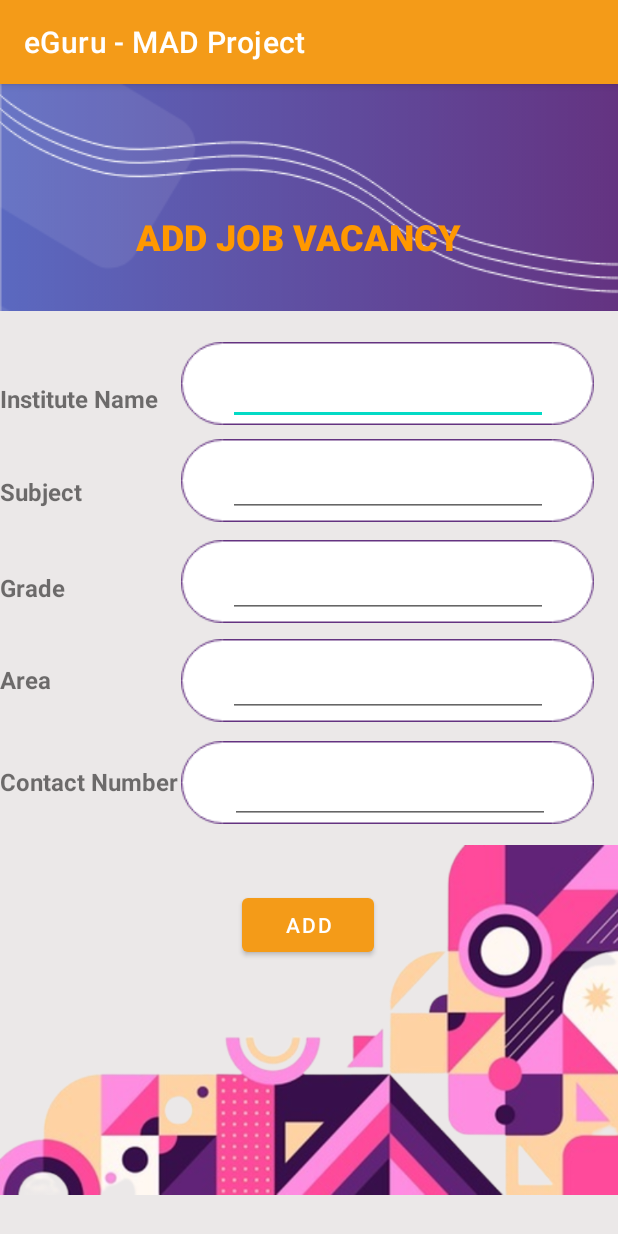
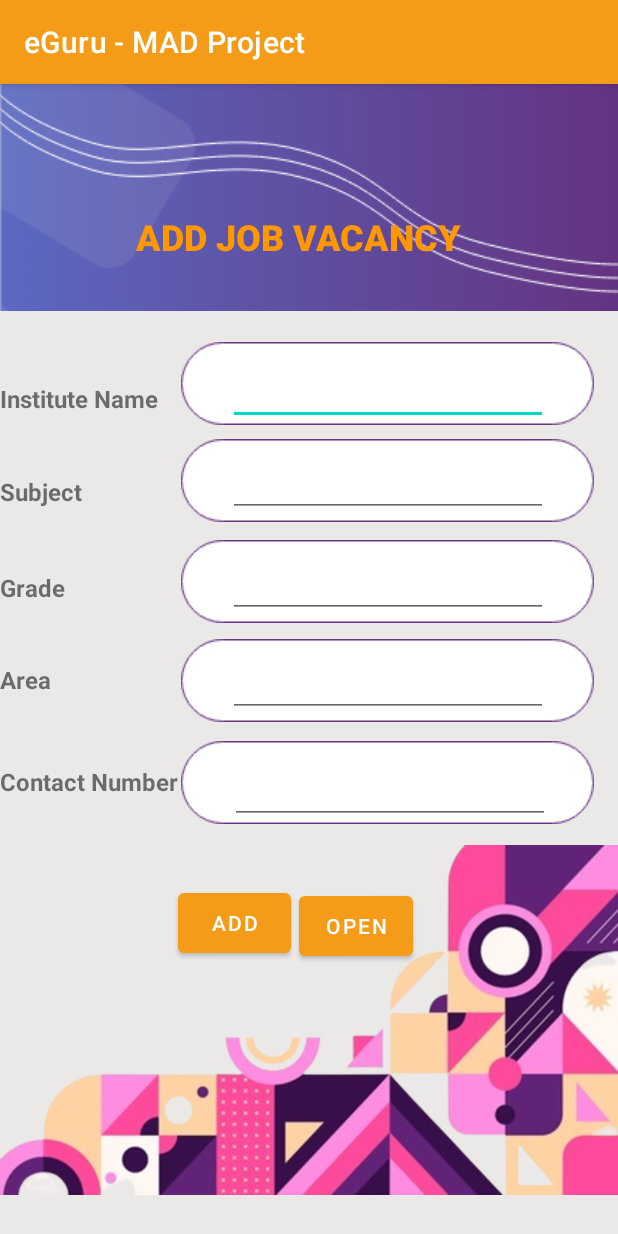
Before and after one commit to Rajith-Singh/eGuru---MAD-Project, an Android app: the screen it shows after launch (AddJobInstitute), on a phone screen of 412 x 824 dp. Run offline under Robolectric (Android 15) with nearby library versions, the phone set to English and light mode, and no system bars; our stand-ins replace Firebase (no records; nobody signed in at launch, a user with empty details on screens opened directly).

Commit message:
change code

```diff
--- a/app/src/main/AndroidManifest.xml
+++ b/app/src/main/AndroidManifest.xml
@@ -10,7 +10,9 @@
         android:supportsRtl="true"
         android:theme="@style/Theme.EGuruMADProject">
         <activity
-
+            android:name=".ShowActivityH"
+            android:exported="true" />
+        <activity
             android:name=".viewJobs"
             android:exported="true" />
         <activity
@@ -34,7 +36,6 @@
         <activity
             android:name=".MainActivity"
             android:exported="true" />
-
         <activity
             android:name=".MainActivity11"
             android:exported="true" />
--- a/app/src/main/java/com/example/eguru_madproject/AddJobInstitute.java
+++ b/app/src/main/java/com/example/eguru_madproject/AddJobInstitute.java
@@ -2,13 +2,63 @@ package com.example.eguru_madproject;
 
 import androidx.appcompat.app.AppCompatActivity;
 
+import android.content.Intent;
 import android.os.Bundle;
+import android.view.View;
+import android.widget.Button;
+import android.widget.EditText;
+import android.widget.ProgressBar;
+import android.widget.Toast;
+
+import com.google.android.material.textfield.TextInputEditText;
+import com.google.firebase.database.DatabaseReference;
+import com.google.firebase.database.FirebaseDatabase;
 
 public class AddJobInstitute extends AppCompatActivity {
+
+//    private FirebaseDatabase db = FirebaseDatabase.getInstance();
+//    private DatabaseReference root = db.getReference().child("InstituteJob");
 
     @Override
     protected void onCreate(Bundle savedInstanceState) {
         super.onCreate(savedInstanceState);
         setContentView(R.layout.activity_add_job_institute);
+       EditText addInstituteNameH = findViewById(R.id.addInstituteNameH);
+       EditText addSubjectH = findViewById(R.id.addSubjectH);
+       EditText addGradeH = findViewById(R.id.addGradeH);
+       EditText addAreaH = findViewById(R.id.addAreaH);
+       EditText addContactH = findViewById(R.id.addContactH);
+       Button buttonAddJobHH = findViewById(R.id.buttonAddJobH);
+       Button buttonOpenHH = findViewById(R.id.buttonOpenH);
+       DAOInstitudeJob dao= new DAOInstitudeJob();
+       buttonAddJobHH.setOnClickListener(v->
+                {
+                    InstituteJob job = new InstituteJob(addInstituteNameH.getText().toString(),addSubjectH.getText().toString(),
+                            addGradeH.getText().toString(),addAreaH.getText().toString(),addContactH.getText().toString());
+                    dao.add(job).addOnSuccessListener(suc->
+                    {
+                        Toast.makeText(this, "Record is inserted", Toast.LENGTH_SHORT).show();
+                    }).addOnFailureListener(er->
+                    {
+                        Toast.makeText(this, ""+er.getMessage(), Toast.LENGTH_SHORT).show();
+
+                    });
+
+
+
+
+                });
+        buttonOpenHH.setOnClickListener(new View.OnClickListener() {
+
+            @Override
+            public void onClick(View v) {
+                startActivity(new Intent(AddJobInstitute.this, ShowActivityH.class));
+            }
+        });
+
+
+
+
+
     }
 }
--- /dev/null
+++ b/app/src/main/java/com/example/eguru_madproject/DAOInstitudeJob.java
@@ -0,0 +1,22 @@
+package com.example.eguru_madproject;
+
+import com.google.android.gms.tasks.Task;
+import com.google.firebase.database.DatabaseReference;
+import com.google.firebase.database.FirebaseDatabase;
+
+public class DAOInstitudeJob {
+
+    private DatabaseReference databaseReference;
+
+    public DAOInstitudeJob()
+    {
+
+        FirebaseDatabase db = FirebaseDatabase.getInstance();
+        databaseReference = db.getReference(InstituteJob.class.getSimpleName());
+    }
+    public Task<Void>add(InstituteJob job)
+    {
+        return databaseReference.push().setValue(job);
+    }
+
+}
--- a/app/src/main/res/layout/activity_add_job_institute.xml
+++ b/app/src/main/res/layout/activity_add_job_institute.xml
@@ -165,19 +165,31 @@
         app:layout_constraintVertical_bias="0.609" />
 
     <Button
-        android:id="@+id/button2h"
-        android:layout_width="wrap_content"
-        android:layout_height="wrap_content"
+        android:id="@+id/buttonAddJobH"
+        android:layout_width="75dp"
+        android:layout_height="52dp"
         android:text="@string/button2h"
         app:layout_constraintBottom_toBottomOf="parent"
         app:layout_constraintEnd_toEndOf="parent"
-        app:layout_constraintHorizontal_bias="0.498"
+        app:layout_constraintHorizontal_bias="0.352"
+        app:layout_constraintStart_toStartOf="parent"
+        app:layout_constraintTop_toTopOf="@+id/imageView42h"
+        app:layout_constraintVertical_bias="0.276" />
+
+    <Button
+        android:id="@+id/buttonOpenH"
+        android:layout_width="76dp"
+        android:layout_height="52dp"
+        android:text="@string/buttonOpenH"
+        app:layout_constraintBottom_toBottomOf="parent"
+        app:layout_constraintEnd_toEndOf="parent"
+        app:layout_constraintHorizontal_bias="0.594"
         app:layout_constraintStart_toStartOf="parent"
         app:layout_constraintTop_toTopOf="@+id/imageView42h"
         app:layout_constraintVertical_bias="0.283" />
 
     <EditText
-        android:id="@+id/lable1h"
+        android:id="@+id/addInstituteNameH"
         android:layout_width="wrap_content"
         android:layout_height="wrap_content"
         android:ems="10"
@@ -193,7 +205,7 @@
         tools:ignore="SpeakableTextPresentCheck" />
 
     <EditText
-        android:id="@+id/lable2h"
+        android:id="@+id/addSubjectH"
         android:layout_width="wrap_content"
         android:layout_height="wrap_content"
         android:ems="10"
@@ -207,7 +219,7 @@
         tools:ignore="SpeakableTextPresentCheck" />
 
     <EditText
-        android:id="@+id/lable3h"
+        android:id="@+id/addGradeH"
         android:layout_width="wrap_content"
         android:layout_height="wrap_content"
         android:ems="10"
@@ -221,7 +233,7 @@
         tools:ignore="SpeakableTextPresentCheck,SpeakableTextPresentCheck" />
 
     <EditText
-        android:id="@+id/lable4h"
+        android:id="@+id/addAreaH"
         android:layout_width="wrap_content"
         android:layout_height="wrap_content"
         android:ems="10"
@@ -247,7 +259,7 @@
         app:srcCompat="@drawable/hbtnbackgroundd" />
 
     <EditText
-        android:id="@+id/TextPhoneh"
+        android:id="@+id/addContactH"
         android:layout_width="wrap_content"
         android:layout_height="wrap_content"
         android:ems="10"
--- a/app/src/main/res/values/strings.xml
+++ b/app/src/main/res/values/strings.xml
@@ -46,6 +46,7 @@
 
     <string name="textView10h">Contact Number</string>
     <string name="TextPhoneh" />
+    <string name="buttonOpenH">Open</string>
 
     <string-array name="names">
 
```
Also changed, not shown: app/src/main/java/com/example/eguru_madproject/InstituteJob.java (added, +59 -0 lines), app/src/main/java/com/example/eguru_madproject/ShowActivityH.java (added, +58 -0 lines), app/src/main/java/com/example/eguru_madproject/jobAdapter.java (added, +68 -0 lines), app/src/main/java/com/example/eguru_madproject/modelH.java (added, +33 -0 lines), app/src/main/res/layout/activity_show_h.xml (added, +21 -0 lines), app/src/main/res/layout/activity_view_jobs.xml (+6 -51 lines), app/src/main/res/layout/job.xml (added, +131 -0 lines), app/src/main/res/layout/layout_job.xml (added, +50 -0 lines).
